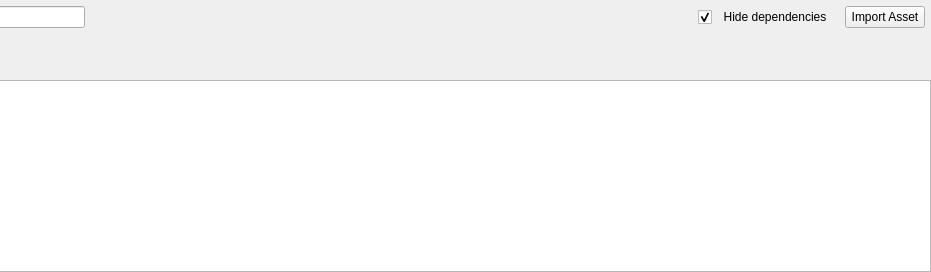
First picture: the form in src/widgets/assetwidget.ui, repository jahshaka/Studio, before the edit; both pictures show x 510 to 1441 and y 0 to 272 of the 1441 by 272 pixel window.
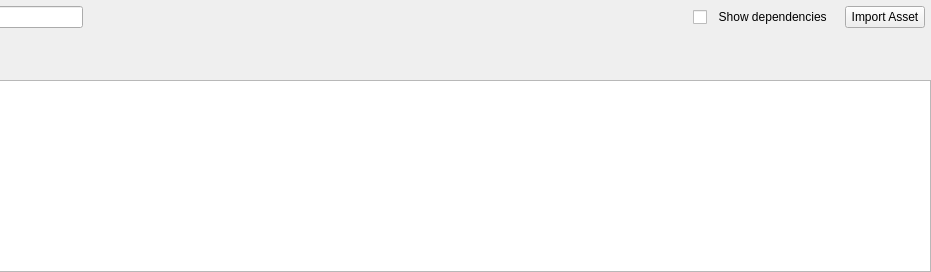
Second picture: the form after the edit.

Commit message: Consistently persist asset widget filter and show dependencies toggle

Patch:
```diff
--- a/src/widgets/assetwidget.ui
+++ b/src/widgets/assetwidget.ui
@@ -78,10 +78,10 @@
       <item>
        <widget class="QCheckBox" name="hideDeps">
         <property name="text">
-         <string>  Hide dependencies</string>
+         <string>  Show dependencies</string>
         </property>
         <property name="checked">
-         <bool>true</bool>
+         <bool>false</bool>
         </property>
        </widget>
       </item>
```
Left out of the diff: 2 changed lines with no effect on the pictures. The commit also changes 2 other files.
